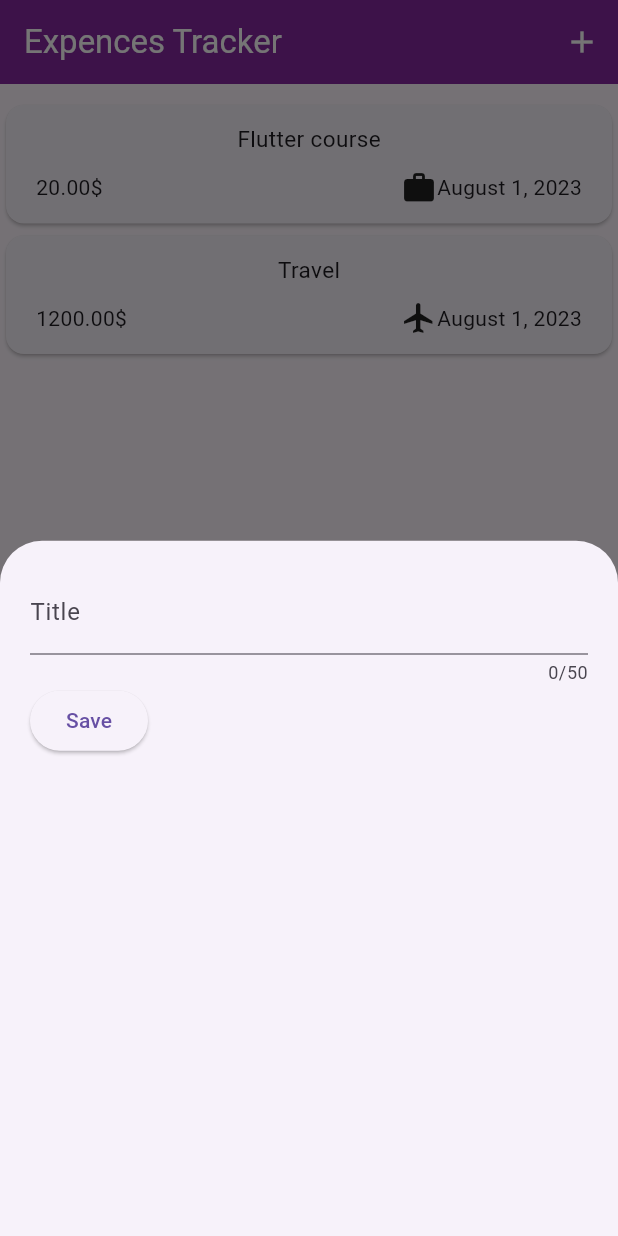
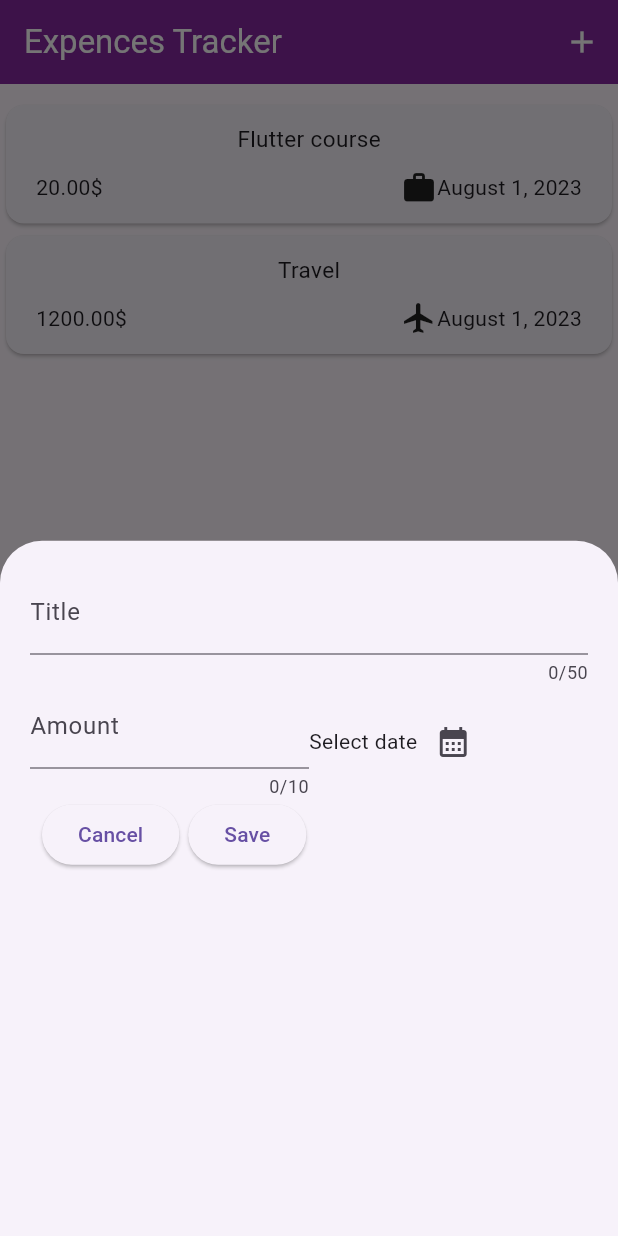
Before and after one commit to HachemiIbrahim/expences-tracker, a Flutter app: the screen it shows after launch, after a tap on the "add" icon, on a phone screen of 412 x 824 dp. Run offline on Flutter 3.47's test engine with Material 2 defaults, Android fonts, the light colour scheme and no system bars.

Commit message:
date_picker

```diff
--- a/lib/widgets/new_expence.dart
+++ b/lib/widgets/new_expence.dart
@@ -10,7 +10,27 @@ class NewExpence extends StatefulWidget {
 }
 
 class _NewExpenceState extends State {
-  final _controller = TextEditingController();
+  final _titleController = TextEditingController();
+  final _amountController = TextEditingController();
+
+  @override
+  void dispose() {
+    _titleController.dispose();
+    _amountController.dispose();
+    super.dispose();
+  }
+
+  void _datePicker() {
+    final first = DateTime(
+        DateTime.now().year - 5, DateTime.now().month, DateTime.now().day);
+    final last =
+        DateTime(DateTime.now().year, DateTime.now().month, DateTime.now().day);
+    showDatePicker(
+        context: context,
+        initialDate: DateTime.now(),
+        firstDate: first,
+        lastDate: last);
+  }
 
   @override
   Widget build(BuildContext context) {
@@ -19,7 +39,7 @@ class _NewExpenceState extends State {
       child: Column(
         children: [
           TextField(
-            controller: _controller,
+            controller: _titleController,
             maxLength: 50,
             keyboardType: TextInputType.name,
             decoration: const InputDecoration(
@@ -28,10 +48,52 @@ class _NewExpenceState extends State {
           ),
           Row(
             children: [
-              ElevatedButton(
-                onPressed: () {},
-                child: const Text("Save"),
+              Expanded(
+                child: TextField(
+                  controller: _amountController,
+                  maxLength: 10,
+                  keyboardType: TextInputType.number,
+                  decoration: const InputDecoration(
+                    prefixText: "\$",
+                    label: Text("Amount"),
+                  ),
+                ),
+              ),
+              const SizedBox(
+                height: 16,
+              ),
+              Expanded(
+                child: Row(
+                  children: [
+                    const Text("Select date"),
+                    const SizedBox(height: 8),
+                    IconButton(
+                      onPressed: _datePicker,
+                      icon: const Icon(Icons.calendar_month),
+                    )
+                  ],
+                ),
               )
+            ],
+          ),
+          Row(
+            children: [
+              Container(
+                margin: const EdgeInsets.only(left: 8),
+                child: ElevatedButton(
+                  onPressed: () {
+                    Navigator.pop(context);
+                  },
+                  child: const Text("Cancel"),
+                ),
+              ),
+              Container(
+                margin: const EdgeInsets.only(left: 6, right: 8),
+                child: ElevatedButton(
+                  onPressed: () {},
+                  child: const Text("Save"),
+                ),
+              ),
             ],
           )
         ],
```
